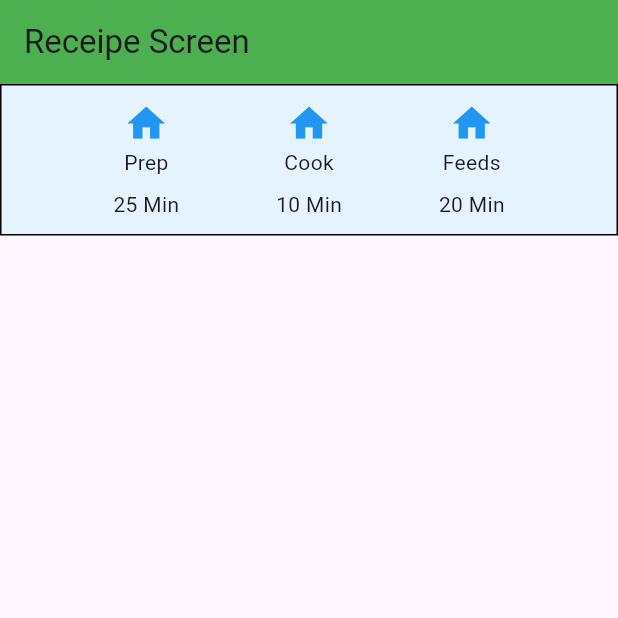
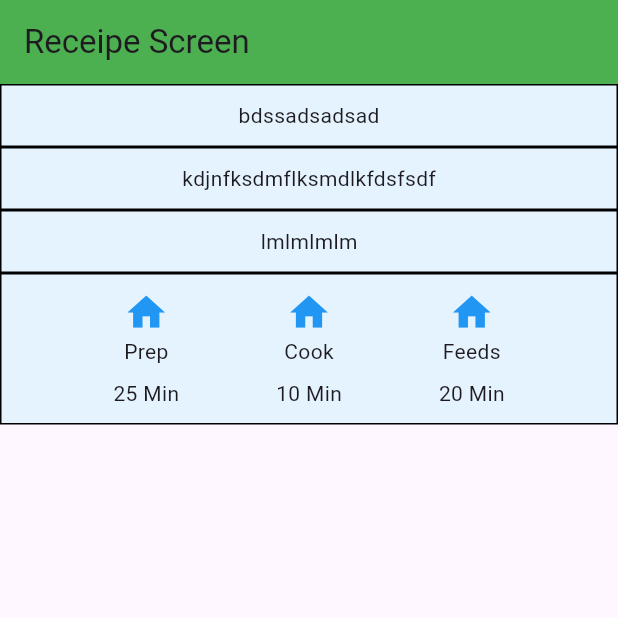
Before and after one commit to Kavinkumarsimple/2461Layouts, a Flutter app: the screen it shows after launch, on a phone screen of 412 x 824 dp, the top half of it. Run offline on Flutter 3.47's test engine with Material 3 defaults, Android fonts, the light colour scheme and no system bars.

Commit message:
IntructionBox Created

```diff
--- a/lib/Components/IntructionBox.dart
+++ b/lib/Components/IntructionBox.dart
@@ -0,0 +1,23 @@
+// ignore_for_file: sort_child_properties_last, prefer_const_constructors
+
+import 'package:flutter/material.dart';
+
+class IntructionBox extends StatelessWidget {
+  final Widget childWidget;
+  const IntructionBox({super.key, required this.childWidget});
+
+  @override
+  Widget build(BuildContext context) {
+    return Container(
+      child: Center(
+        child: childWidget,
+      ),
+      width: double.infinity,
+      padding: EdgeInsets.all(10),
+      decoration: BoxDecoration(
+        border: Border.all(width: 1),
+        color: Color.fromARGB(255, 229, 243, 255),
+      ),
+    );
+  }
+}
--- a/lib/screens/receipeScreen.dart
+++ b/lib/screens/receipeScreen.dart
@@ -1,6 +1,7 @@
 // ignore_for_file: sort_child_properties_last, prefer_const_constructors, prefer_const_literals_to_create_immutables
 
 import 'package:flutter/material.dart';
+import 'package:layouts_2461/Components/IntructionBox.dart';
 import 'package:layouts_2461/Components/instructionWidget.dart';
 
 class Receipescreen extends StatelessWidget {
@@ -16,8 +17,17 @@ class Receipescreen extends StatelessWidget {
       body: Column(
         children: [
           // component 1
+          IntructionBox(
+            childWidget: Text("bdssadsadsad"),
+          ),
           // component 2
+          IntructionBox(
+            childWidget: Text("kdjnfksdmflksmdlkfdsfsdf"),
+          ),
           // component 3
+          IntructionBox(
+            childWidget: Text("lmlmlmlm"),
+          ),
           InstructionWidget(),
         ],
       ),
```
